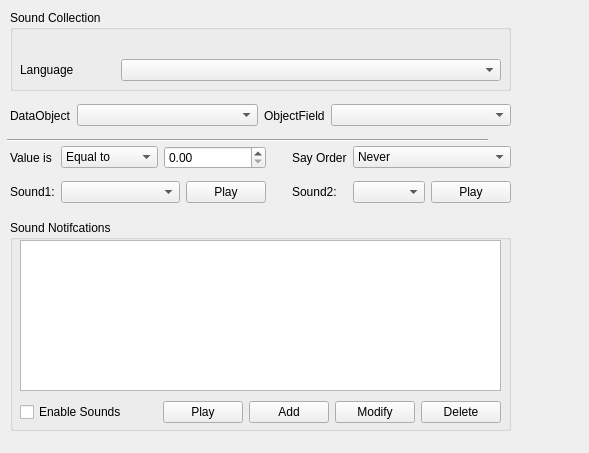
First picture: the form in ground/src/plugins/notify/notifypluginoptionspage.ui, repository openpilot/OpenPilot, before the edit.
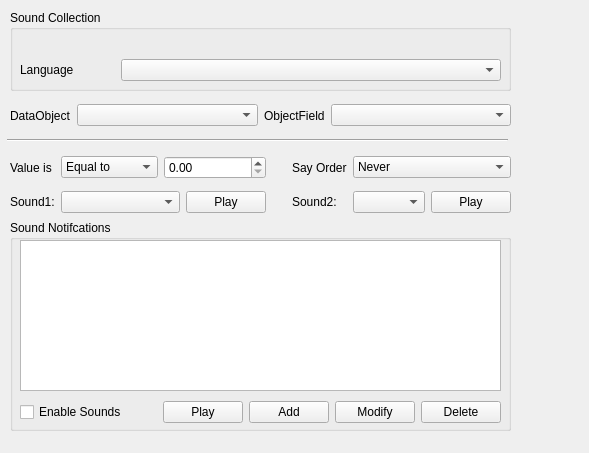
Second picture: the form after the edit. Custom widgets are drawn as their Qt base class.

```diff
--- a/ground/src/plugins/notify/notifypluginoptionspage.ui
+++ b/ground/src/plugins/notify/notifypluginoptionspage.ui
@@ -23,7 +23,7 @@
    <property name="geometry">
     <rect>
      <x>10</x>
-     <y>140</y>
+     <y>150</y>
      <width>501</width>
      <height>71</height>
     </rect>
@@ -58,6 +58,12 @@
     </item>
     <item row="1" column="7" colspan="3">
      <widget class="QDoubleSpinBox" name="ValueSpinBox">
+      <property name="decimals">
+       <number>2</number>
+      </property>
+      <property name="maximum">
+       <double>9999.899999999999636</double>
+      </property>
       <property name="singleStep">
        <double>1.000000000000000</double>
       </property>
@@ -448,7 +454,7 @@
     <rect>
      <x>7</x>
      <y>130</y>
-     <width>481</width>
+     <width>501</width>
      <height>20</height>
     </rect>
    </property>
```
